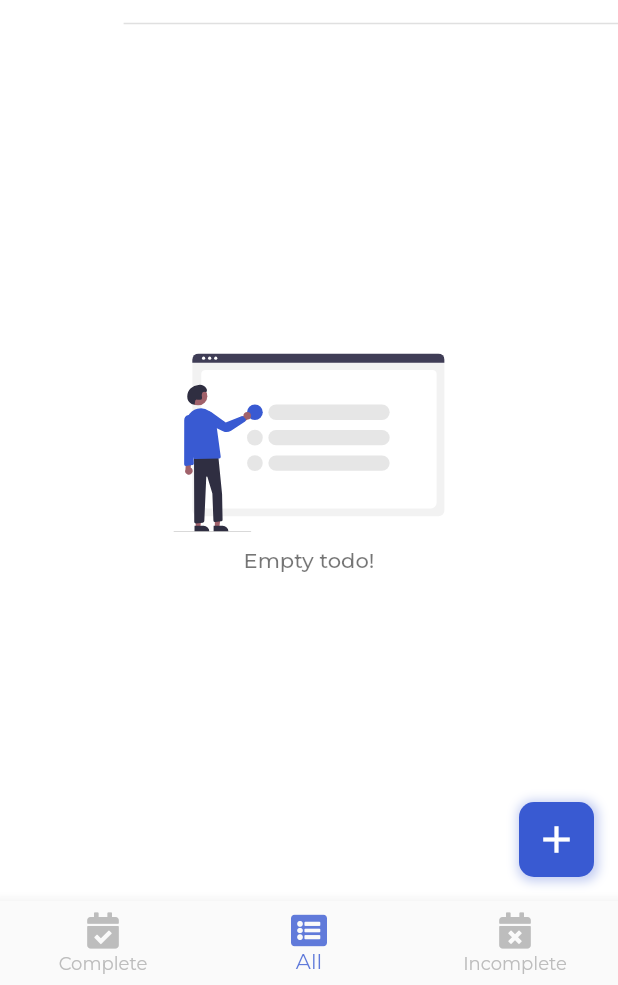
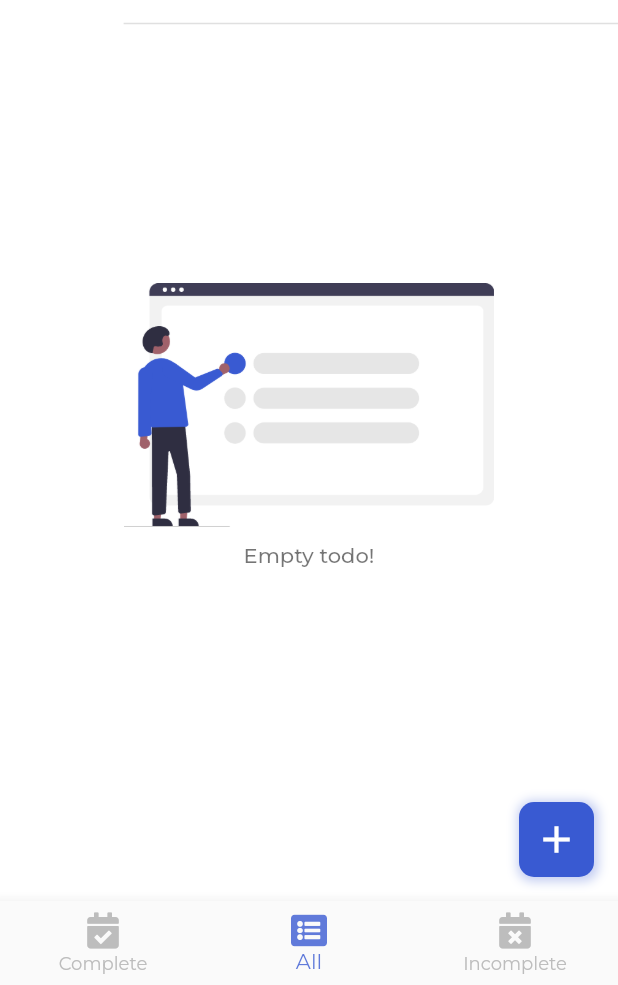
Before and after one commit to nvtanhh/manabie_todos, a Flutter app: the screen it shows once a user with an empty profile is signed in, on a phone screen of 412 x 824 dp, the part 251-1236 px from its top. Run offline on Flutter 3.47's test engine with Material 2 defaults, Android fonts, the phone set to English and light mode, and no system bars; drawn by our look-alikes of percent_indicator; our stand-ins replace cloud_firestore, firebase_auth, firebase_core, flutter_easyloading, flutter_slidable, flutter_svg and 4 more; accounts and stored records are empty; network calls fail.

Commit message:
Last change. I promise ==]

```diff
--- a/lib/ui/todo_body.dart
+++ b/lib/ui/todo_body.dart
@@ -23,13 +23,12 @@ class _TodoBodyState extends State<TodoBody> {
   @override
   Widget build(BuildContext context) {
     size = MediaQuery.of(context).size;
-    // Stream<List<Todo>> _stream =
-    //     locator.get<TodoProvider>().getStream(widget.index);
     return SafeArea(
       child: Scaffold(
         backgroundColor: Colors.white,
-        body: StreamBuilder(
+        body: StreamBuilder<List<Todo>>(
             stream: locator.get<TodoProvider>().stream,
+            initialData: [],
             builder:
                 (BuildContext context, AsyncSnapshot<List<Todo>> snapshot) {
               if (snapshot.connectionState == ConnectionState.active &&
@@ -161,7 +160,10 @@ class _TodoBodyState extends State<TodoBody> {
                 child: Column(
                 mainAxisAlignment: MainAxisAlignment.center,
                 children: [
-                  SvgPicture.asset('assets/empty.svg'),
+                  Image.asset(
+                    'assets/empty.png',
+                    width: size.width * 0.6,
+                  ),
                   SizedBox(
                     height: 10,
                   ),
@@ -171,7 +173,10 @@ class _TodoBodyState extends State<TodoBody> {
                         .textTheme
                         .bodyText1
                         .copyWith(color: Colors.black54),
-                  )
+                  ),
+                  SizedBox(
+                    height: 50,
+                  ),
                 ],
               )));
   }
```
Also changed, not shown: lib/ui/widgets/todo_item.dart (+2 -5 lines), assets/empty.png, 1 other file.
